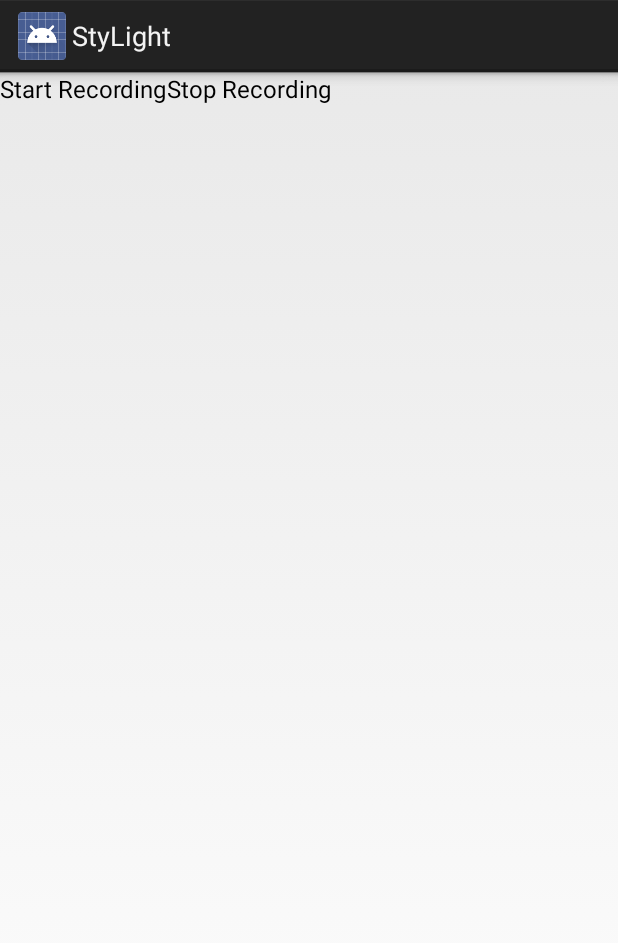
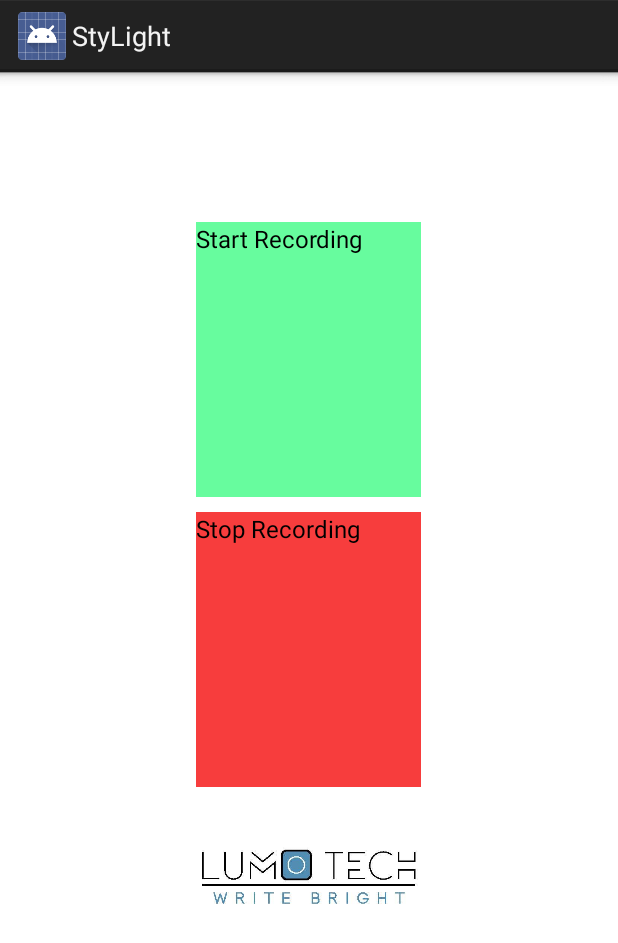
Before and after one commit to aka91/sty-light, an Android app: the screen it shows after launch (MainActivity), on a phone screen of 412 x 824 dp. Shown: the top 943 px of the screen. Run offline under Robolectric (Android 15) with nearby library versions, the phone set to English and light mode, and no system bars; 1 statement that could not run was skipped.

Commit message:
Add files via upload
Same problem as the Manifest

```diff
--- a/source/StyLightApp/app/src/main/res/layout/activity_main.xml
+++ b/source/StyLightApp/app/src/main/res/layout/activity_main.xml
@@ -1,23 +1,61 @@
 <LinearLayout xmlns:android="http://schemas.android.com/apk/res/android"
-            xmlns:tools="http://schemas.android.com/tools"
+    xmlns:tools="http://schemas.android.com/tools"
     tools:context="com.lumotech.stylight.MainActivity"
-
     android:id="@+id/rootView"
     android:layout_width="match_parent"
     android:layout_height="match_parent"
-    android:orientation="horizontal">
-
+    android:baselineAligned="false"
+    android:orientation="vertical"
+    android:background="#ffffff"
+    android:weightSum="1">
 
     <Button
         android:id="@+id/startButton"
-        android:layout_width="wrap_content"
-        android:layout_height="wrap_content"
-        android:text="@string/start_recording" />
+        android:layout_width="150dp"
+        android:layout_height="0dp"
+        android:layout_marginTop="100dp"
+        android:layout_weight="0.33"
+        android:layout_gravity="center"
+        android:text="@string/start_recording"
+        android:background="#67fc9e" />
+    <TextView
+        android:layout_width="match_parent"
+        android:layout_height="10dp" />
 
     <Button
         android:id="@+id/stopButton"
-        android:layout_width="wrap_content"
-        android:layout_height="wrap_content"
-        android:text="@string/stop_recording" />
+        android:layout_width="150dp"
+        android:layout_height="0dp"
+        android:layout_weight="0.33"
+        android:layout_gravity="center"
+        android:text="@string/stop_recording"
+        android:background="#f73d3d"
+        />
+    <TextView
+        android:layout_width="match_parent"
+        android:layout_height="10dp" />
+    <ImageView
+        android:layout_width="200dp"
+        android:layout_height="100dp"
+        android:src="@drawable/logo"
+        android:layout_gravity="center"
+        android:weightSum="1"/>
+    <!--    <EditText
+            android:layout_width="match_parent"
+            android:layout_height="wrap_content"
+            android:text="LumoTech"
+            android:textColor="#ff0000"/>
+        <TextView
+                android:layout_width="match_parent"
+                android:layout_height="wrap_content"
+                android:text="LumoTech"
+                android:textSize="20dp"
+                android:textColor="#008cff"
+                android:gravity="end"/>
+                android:layout_below="@id/stopButton"-->
+
+
+
+
 
 </LinearLayout>
```
Also changed, not shown: source/StyLightApp/app/src/main/res/drawable-hdpi/logo.jpg (added), source/StyLightApp/app/src/main/res/drawable-mdpi/logo.jpg (added), source/StyLightApp/app/src/main/res/drawable-xhdpi/logo.jpg (added), source/StyLightApp/app/src/main/res/drawable-xxhdpi/logo.jpg (added), source/StyLightApp/app/src/main/res/logo.jpg (added), source/StyLightApp/app/src/main/res/mipmap-hdpi/logo.jpg (added), source/StyLightApp/app/src/main/res/mipmap-mdpi/logo.jpg (added), source/StyLightApp/app/src/main/res/mipmap-xhdpi/logo.jpg (added), source/StyLightApp/app/src/main/res/mipmap-xxhdpi/logo.jpg (added), source/StyLightApp/app/src/main/res/mipmap-xxxhdpi/logo.jpg (added).
